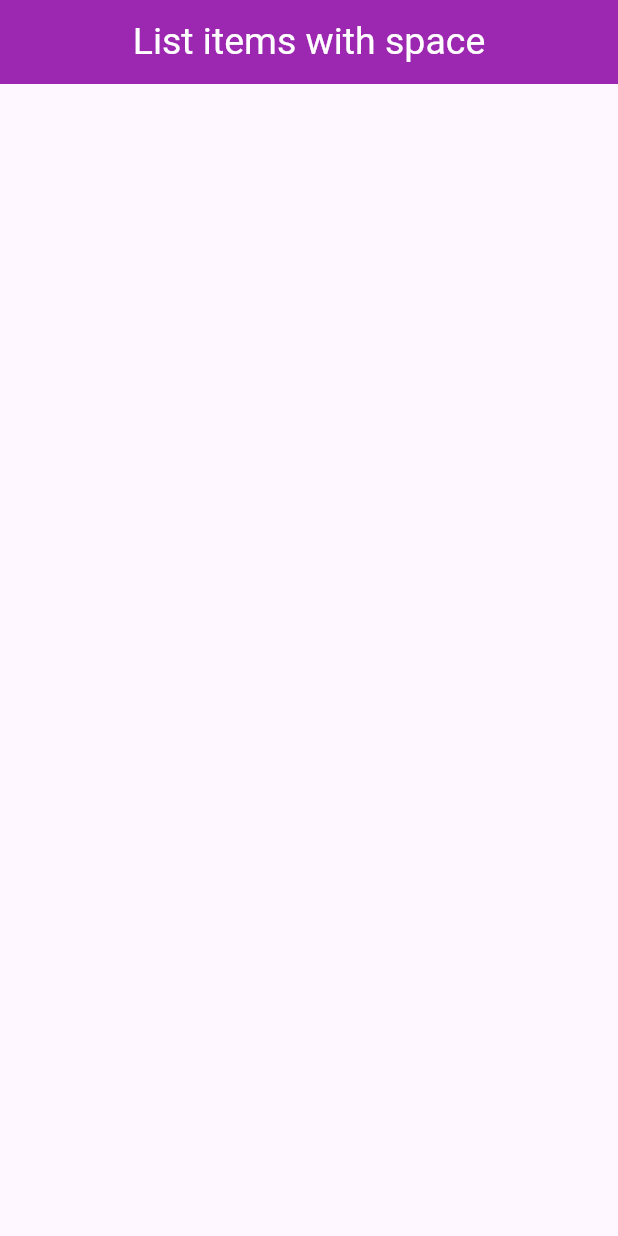
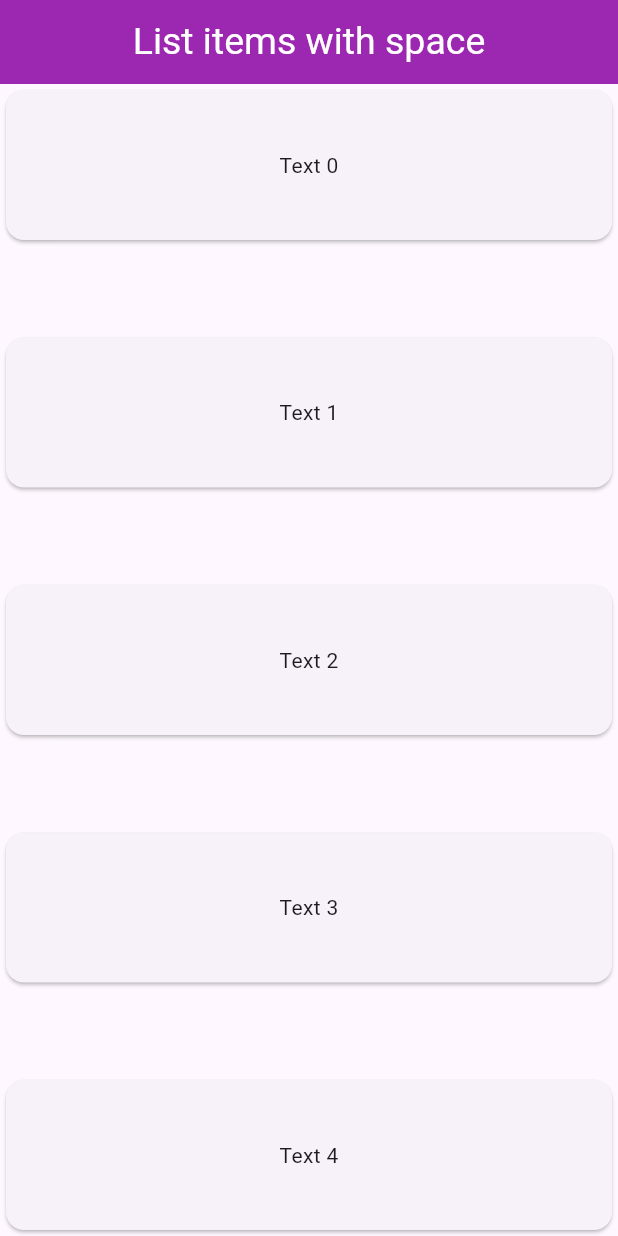
Before and after one commit to Majok-Bol/dynamic_spaced_list, a Flutter app: the screen it shows after launch, on a phone screen of 412 x 824 dp. Run offline on Flutter 3.47's test engine with Material 3 defaults, Android fonts, the phone set to English and light mode, and no system bars.

Commit message:
added card widget

```diff
--- a/lib/main.dart
+++ b/lib/main.dart
@@ -12,10 +12,24 @@ class MyApp extends StatelessWidget{
         appBar: AppBar(title: Text('List items with space',style: TextStyle(color: Colors.white,fontSize: 25),),centerTitle: true,backgroundColor: Colors.purple,),
         body: LayoutBuilder(builder:(context,constraints){
           return SingleChildScrollView(
-            child: ConstrainedBox(constraints:BoxConstraints(minHeight: constraints.maxHeight)),
+            child: ConstrainedBox(constraints:BoxConstraints(minHeight: constraints.maxHeight),child: Column(
+              mainAxisAlignment: MainAxisAlignment.spaceBetween,
+              crossAxisAlignment: CrossAxisAlignment.stretch,
+
+
+              children:List.generate(items, (index)=>ItemWidget(text: 'Text $index')),
+            ),),
           );
         }),
       ),
     );
   }
 }
+class ItemWidget extends StatelessWidget{
+  const ItemWidget({super.key,required this.text});
+  final String text;
+  @override
+  Widget build(BuildContext context){
+    return Card(child: SizedBox(height:100,child:Center(child:  Text(text),),),);
+  }
+}
```
